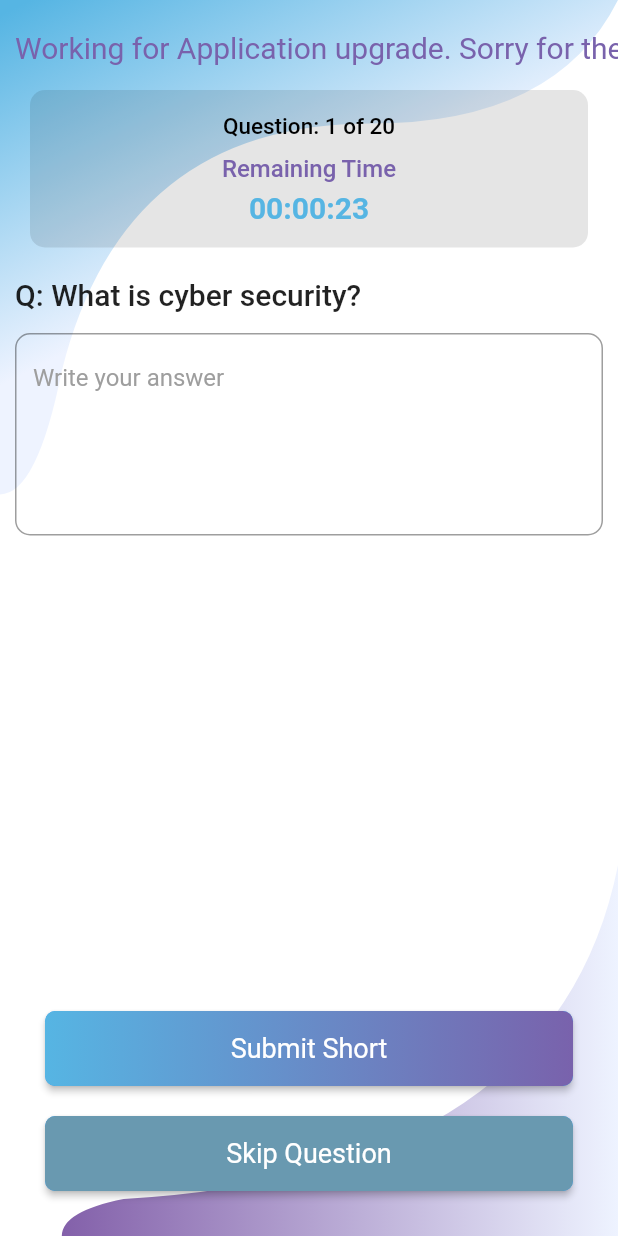
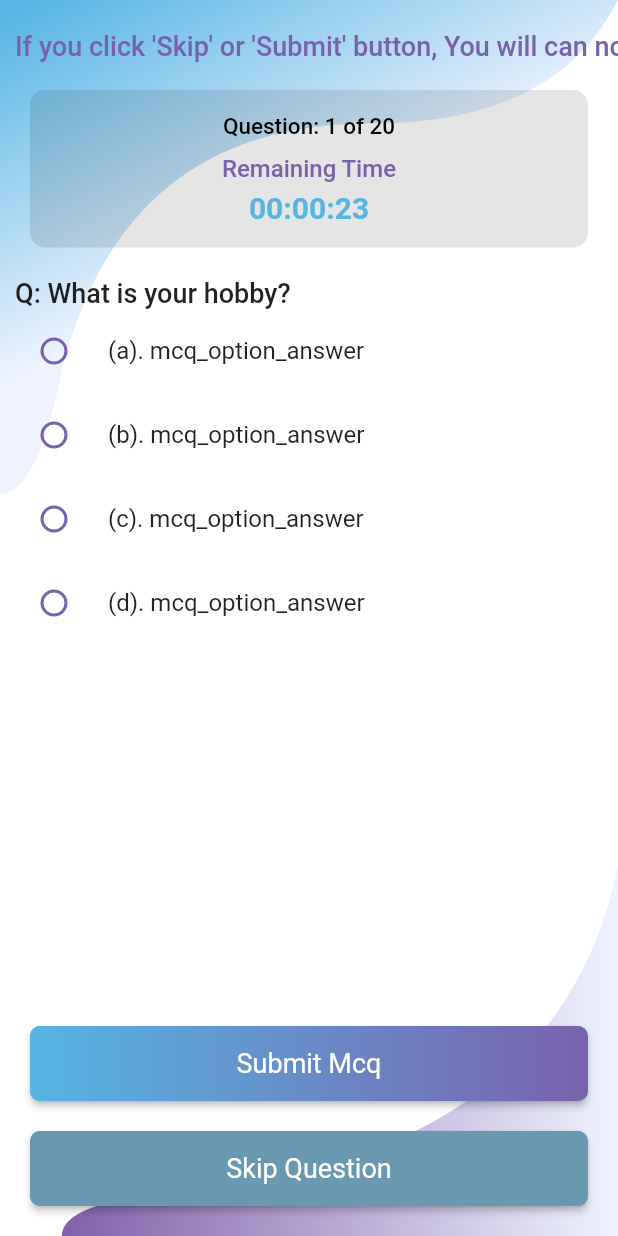
Before and after one commit to MdJeweleIslam/hw_pannel, a Flutter app: the screen it shows after launch, on a phone screen of 412 x 824 dp. Run offline on Flutter 3.47's test engine with Material 2 defaults, Android fonts, the light colour scheme and no system bars; drawn by our look-alikes of marquee; our stand-ins replace fluttertoast; Roboto replaces fonts that are missing (PT-Sans); statements that could not run were skipped.

Commit message:
message change

```diff
--- a/lib/exam_start_page.dart
+++ b/lib/exam_start_page.dart
@@ -38,7 +38,7 @@ class _ExamPageScreenState extends State<ExamStartPageScreen> {
   int selectedValue = -1;
 
   TextEditingController? _shortQuestionNameController = TextEditingController();
-  String questionType = "2";
+  String questionType = "1";
 
   diffSecond1(){
     DateTime dt1 = DateTime.parse("2021-12-23 11:50:30");
@@ -67,7 +67,7 @@ class _ExamPageScreenState extends State<ExamStartPageScreen> {
 
     //controller = CountdownTimerController(endTime: endTime, onEnd: onEnd);
   }
-
+String _message="If you click 'Skip' or 'Submit' button, You will can not go back previous page.";
 
   @override
   Widget build(BuildContext context) {
@@ -89,12 +89,12 @@ class _ExamPageScreenState extends State<ExamStartPageScreen> {
                           children: [
                             Expanded(
                                 child: Marquee(
-                                  text: 'Working for Application upgrade. Sorry for the inconvenience!',
-                                  style: TextStyle(fontWeight: FontWeight.w400, fontSize:20,color: awsEndColor),
+                                  text:_message ,
+                                  style: TextStyle(fontWeight: FontWeight.w500, fontSize:18,color: awsEndColor),
                                   scrollAxis: Axis.horizontal, //scroll direction
                                   crossAxisAlignment: CrossAxisAlignment.start,
                                   blankSpace: MediaQuery.of(context).size.width,
-                                  velocity: 70.0, //speed
+                                  velocity: 50.0, //speed
                                   pauseAfterRound: Duration(seconds: 1),
                                   startPadding: 10.0,
                                   accelerationDuration: Duration(seconds: 1),
@@ -176,13 +176,13 @@ class _ExamPageScreenState extends State<ExamStartPageScreen> {
                               children: [
 
                                 Padding(
-                                  padding: EdgeInsets.only(left: 10,right: 10,top: 10,bottom: 00),
+                                  padding: EdgeInsets.only(left: 10,right: 10,top: 20,bottom: 00),
                                   child: Flex(direction: Axis.horizontal,
                                     children: [
-                                      Text(("Q: "+"question_name"),
+                                      Text(("Q: "+"What is your hobby?"),
                                           style: TextStyle(
                                               color: Colors.black87,
-                                              fontSize: 20,
+                                              fontSize: 18,
                                               fontWeight: FontWeight.w500)),
                                     ],
                                   ),
@@ -196,7 +196,7 @@ class _ExamPageScreenState extends State<ExamStartPageScreen> {
                                     ),
                                     child: ListView.builder(
                                       // itemCount: optionList == null ? 0 : optionList.length,
-                                      itemCount: 6,
+                                      itemCount: 4,
                                       shrinkWrap: false,
                                       physics: const NeverScrollableScrollPhysics(),
                                       itemBuilder: (context, index) {
@@ -252,7 +252,7 @@ class _ExamPageScreenState extends State<ExamStartPageScreen> {
                               Text(("Q: "+"What is cyber security?"),
                                   style: TextStyle(
                                       color: Colors.black87,
-                                      fontSize: 20,
+                                      fontSize: 18,
                                       fontWeight: FontWeight.w500)),
                             ],
                           ),
```
